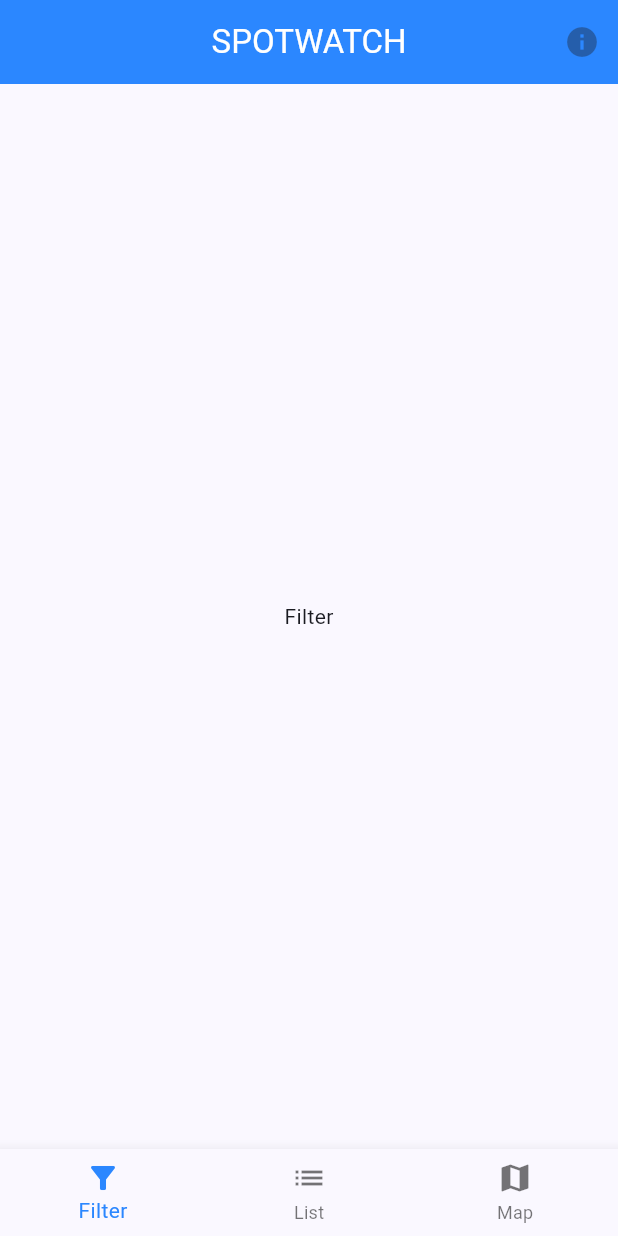
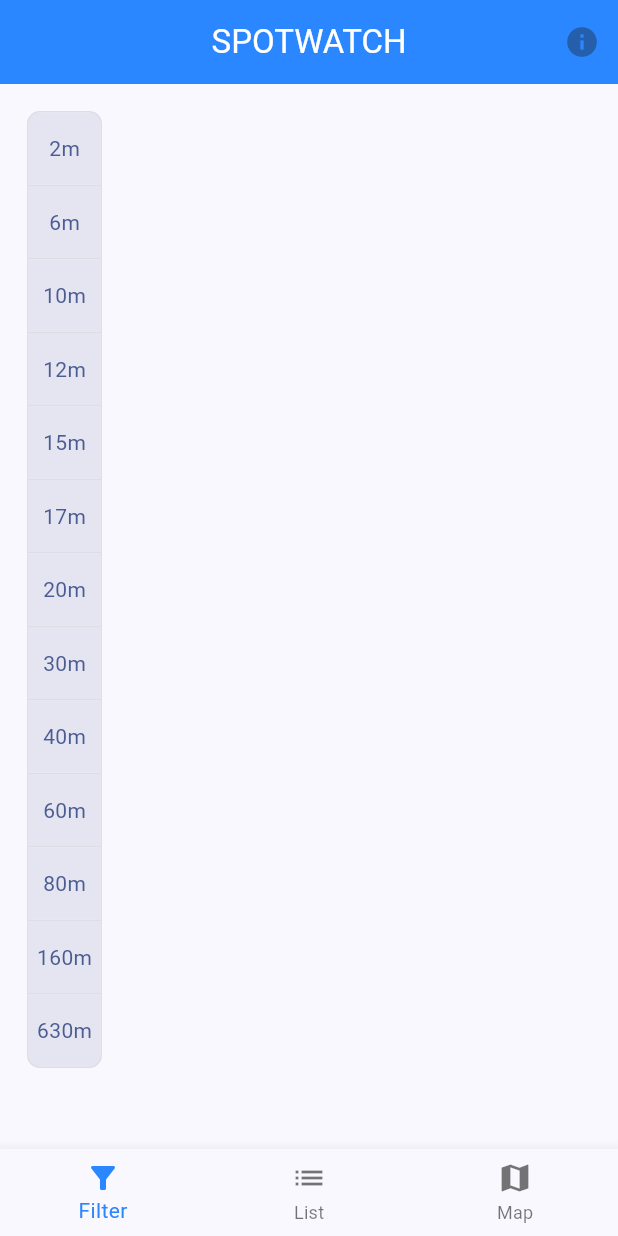
Before and after one commit to N1BRI/spotwatch, a Flutter app: the MainScreen screen opened by its route, on a phone screen of 412 x 824 dp. Run offline on Flutter 3.47's test engine with Material 3 defaults, Android fonts, the light colour scheme and no system bars; our stand-ins replace bloc, equatable, flutter_bloc, formz; missing offline and left inert: circular_buffer.

Commit message:
working on filters page

```diff
--- /dev/null
+++ b/lib/models/band.dart
@@ -0,0 +1,27 @@
+class Band{
+  final double top;
+  final double bottom;
+  final String label;
+
+  Band({required this.top, required this.bottom, required this.label});
+
+}
+
+List<Band> getBands(){
+  return   [
+    Band(top: 630000, bottom: 590000, label: '630m'),
+    Band(top: 2000000, bottom: 1838000, label: '160m'),
+    Band(top: 4000000, bottom: 3500000, label: '80m'),
+    Band(top: 5100000, bottom: 5250000, label: '60m'),
+    Band(top: 7300000, bottom: 7000000, label: '40m'),
+    Band(top: 10150000, bottom: 10135000, label: '30m'),
+    Band(top: 14350000, bottom: 14000000, label: '20m'),
+    Band(top: 18168000, bottom: 18068000, label: '17m'),
+    Band(top: 21450000, bottom: 21000000, label: '15m'),
+    Band(top: 24915000, bottom: 24890000, label: '12m'),
+    Band(top: 28268000, bottom: 28000000, label: '10m'),
+    Band(top: 54200000, bottom: 50200000, label: '6m'),
+    Band(top: 70500000, bottom: 68700000, label: '4m'),
+    Band(top: 148000000, bottom: 144000000, label: '2m'),
+  ];
+}
--- a/lib/ui/screens/filter_screen.dart
+++ b/lib/ui/screens/filter_screen.dart
@@ -1,10 +1,69 @@
 import 'package:flutter/material.dart';
 
-class FilterScreen extends StatelessWidget {
-const FilterScreen({ Key? key }) : super(key: key);
+class FilterScreen extends StatefulWidget {
+  const FilterScreen({Key? key}) : super(key: key);
 
   @override
-  Widget build(BuildContext context){
-    return const Center(child: Text('Filter'));
+  _FilterScreenState createState() => _FilterScreenState();
+}
+
+class _FilterScreenState extends State<FilterScreen> {
+  final List<bool> _selectedBands = <bool>[
+    true,
+    true,
+    true,
+    true,
+    true,
+    true,
+    true,
+    true,
+    true,
+    true,
+    true,
+    true,
+    true
+  ];
+
+  static const List<Widget> bands = <Widget>[
+    Text('2m'),
+    Text('6m'),
+    Text('10m'),
+    Text('12m'),
+    Text('15m'),
+    Text('17m'),
+    Text('20m'),
+    Text('30m'),
+    Text('40m'),
+    Text('60m'),
+    Text('80m'),
+    Text('160m'),
+    Text('630m'),
+  ];
+
+  @override
+  Widget build(BuildContext context) {
+    return SingleChildScrollView(
+      scrollDirection: Axis.vertical,
+      child: Padding(
+        padding: const EdgeInsets.all(18.0),
+        child: Row(
+          mainAxisAlignment: MainAxisAlignment.start,
+          crossAxisAlignment: CrossAxisAlignment.start,
+          children: [
+            ToggleButtons(
+              direction: Axis.vertical,
+              isSelected: _selectedBands,
+              borderRadius: const BorderRadius.all(Radius.circular(8)),
+              children: bands,
+              onPressed: (int index) {
+                setState(() {
+                  _selectedBands[index] = !_selectedBands[index];
+                });
+              },
+            )
+          ],
+        ),
+      ),
+    );
   }
 }
```
Also changed, not shown: lib/data/reverse_beacon/bloc/reverse_beacon_bloc.dart (+28 -18 lines), lib/models/enums.dart (line endings or trailing spaces).
